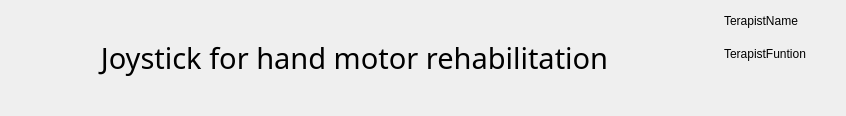
Qt form ui/ui_files/title_widget.ui (JPCassimiro/JHMR) before a commit.
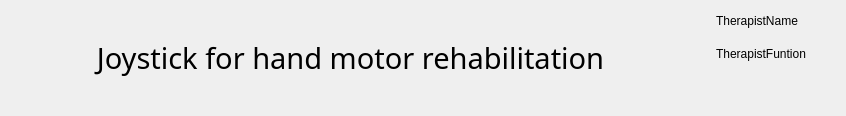
The same form after that commit. Icons and pictures are not drawn.

Patch:
```diff
--- a/ui/ui_files/title_widget.ui
+++ b/ui/ui_files/title_widget.ui
@@ -55,14 +55,14 @@
       <item row="0" column="0">
        <widget class="QLabel" name="terapistName">
         <property name="text">
-         <string>TerapistName</string>
+         <string>TherapistName</string>
         </property>
        </widget>
       </item>
       <item row="1" column="0">
        <widget class="QLabel" name="terapistRole">
         <property name="text">
-         <string>TerapistFuntion</string>
+         <string>TherapistFuntion</string>
         </property>
        </widget>
       </item>
```
